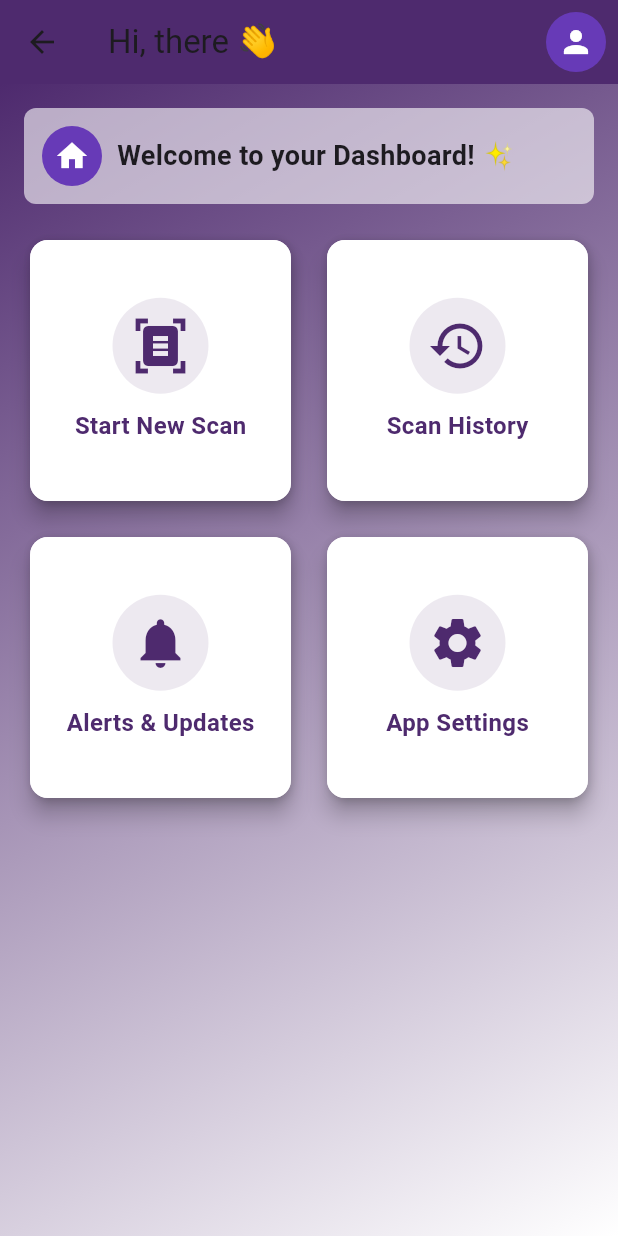
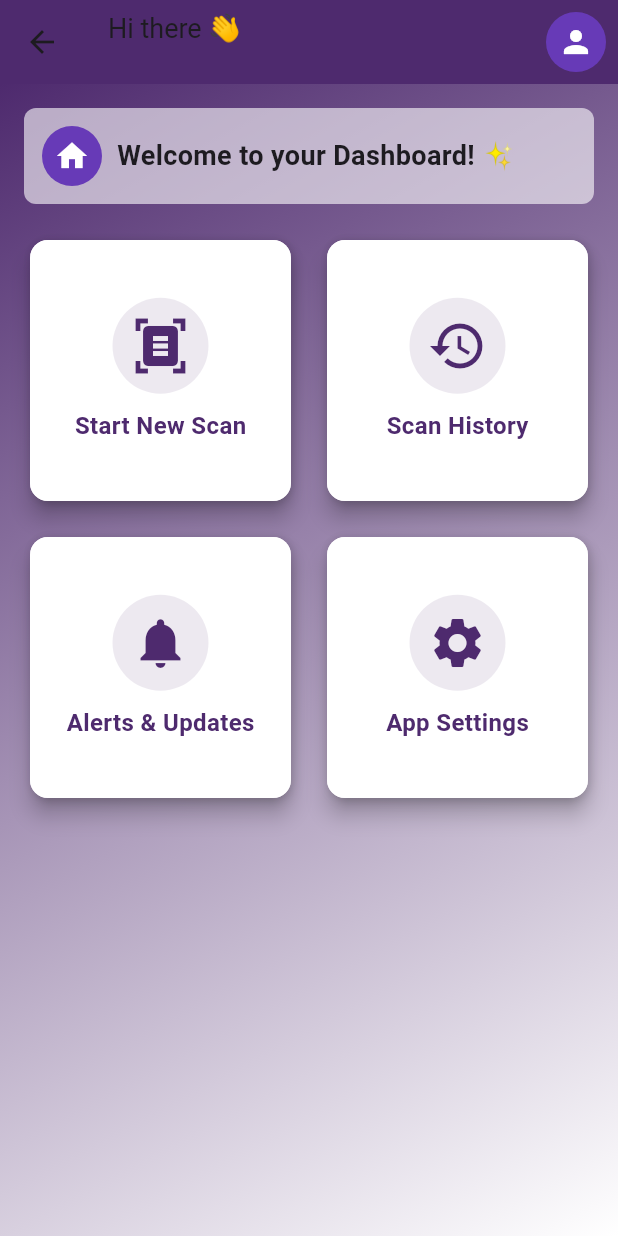
Before and after one commit to sushmitha179/AI_MEDI_CAPTURE, a Flutter app: the HomeScreen screen opened by its route, on a phone screen of 412 x 824 dp. Run offline on Flutter 3.47's test engine with Material 3 defaults, Android fonts, the phone set to English and light mode, and no system bars; our stand-ins replace camera, cloud_firestore, firebase_auth, firebase_core; missing offline and left inert: google_mlkit_text_recognition; accounts and stored records are empty.

Commit message:
Minor updates to main, home, scan, splash, and result screens

```diff
--- a/lib/screens/home_screen.dart
+++ b/lib/screens/home_screen.dart
@@ -1,21 +1,45 @@
 import 'package:flutter/material.dart';
+import 'package:firebase_auth/firebase_auth.dart';
 
 class HomeScreen extends StatelessWidget {
   const HomeScreen({super.key});
 
   @override
   Widget build(BuildContext context) {
+    final user = FirebaseAuth.instance.currentUser;
+
     return Scaffold(
       appBar: AppBar(
-        title: const Text('Hi, there 👋'),
         backgroundColor: const Color(0xFF4e2a6e),
+        title: Column(
+          crossAxisAlignment: CrossAxisAlignment.start,
+          children: [
+            const Text('Hi there 👋', style: TextStyle(fontSize: 18)),
+            if (user != null)
+              Text(
+                user.email ?? '',
+                style: const TextStyle(fontSize: 14, color: Colors.white70),
+              ),
+          ],
+        ),
         actions: [
-          Padding(
-            padding: const EdgeInsets.all(8.0),
-            child: CircleAvatar(
+          PopupMenuButton<String>(
+            onSelected: (String value) async {
+              if (value == 'logout') {
+                await FirebaseAuth.instance.signOut();
+                Navigator.pushReplacementNamed(context, '/login');
+              }
+            },
+            icon: const CircleAvatar(
               backgroundColor: Colors.deepPurple,
               child: Icon(Icons.person, color: Colors.white),
             ),
+            itemBuilder: (BuildContext context) => <PopupMenuEntry<String>>[
+              const PopupMenuItem<String>(
+                value: 'logout',
+                child: Text('Logout'),
+              ),
+            ],
           ),
         ],
       ),
--- a/lib/screens/scan_screen.dart
+++ b/lib/screens/scan_screen.dart
@@ -30,7 +30,7 @@ class _ScanScreenState extends State<ScanScreen> {
       _cameras = await availableCameras();
       _cameraController = CameraController(
         _cameras[0],
-        ResolutionPreset.medium,
+        ResolutionPreset.max,
         enableAudio: false,
       );
       await _cameraController.initialize();
```
Also changed, not shown: lib/main.dart (+24 -26 lines), lib/screens/result_screen.dart (+17 -4 lines), lib/screens/splash_screen.dart (+18 -12 lines).
